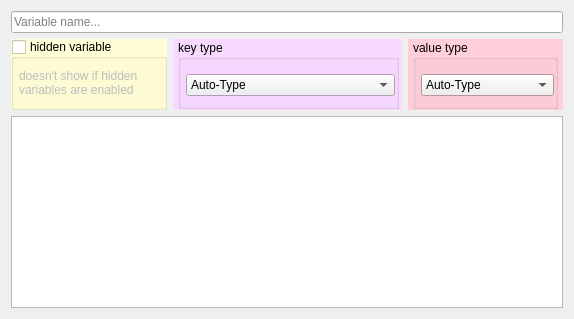
Qt form src/ui/vars_main_area.ui (Mudlet/Mudlet) before a commit.
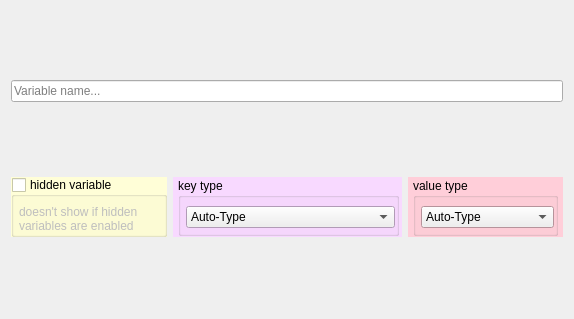
The same form after that commit.

Commit message: Changed to use mpSourceEditor for variable value

What changed in the file:
```diff
--- a/src/ui/vars_main_area.ui
+++ b/src/ui/vars_main_area.ui
@@ -46,7 +46,7 @@
      </property>
     </widget>
    </item>
-   <item row="1" column="0">
+   <item row="3" column="0">
     <widget class="QGroupBox" name="hideVariable">
      <property name="sizePolicy">
       <sizepolicy hsizetype="Expanding" vsizetype="Expanding">
@@ -63,7 +63,7 @@
      <property name="maximumSize">
       <size>
        <width>16777215</width>
-       <height>16777215</height>
+       <height>60</height>
       </size>
      </property>
      <property name="palette">
@@ -179,6 +179,12 @@
           <height>25</height>
          </size>
         </property>
+        <property name="maximumSize">
+         <size>
+          <width>16777215</width>
+          <height>25</height>
+         </size>
+        </property>
         <property name="text">
          <string>doesn't show if hidden variables are enabled</string>
         </property>
@@ -196,7 +202,7 @@
      </layout>
     </widget>
    </item>
-   <item row="1" column="1">
+   <item row="3" column="1">
     <widget class="QWidget" name="widget_12" native="true">
      <property name="sizePolicy">
       <sizepolicy hsizetype="Preferred" vsizetype="Preferred">
@@ -304,6 +310,12 @@
           <height>0</height>
          </size>
         </property>
+        <property name="maximumSize">
+         <size>
+          <width>16777215</width>
+          <height>60</height>
+         </size>
+        </property>
         <property name="toolTip">
          <string>&lt;!DOCTYPE HTML PUBLIC &quot;-//W3C//DTD HTML 4.0//EN&quot; &quot;http://www.w3.org/TR/REC-html40/strict.dtd&quot;&gt;
 &lt;html&gt;&lt;head&gt;&lt;meta name=&quot;qrichtext&quot; content=&quot;1&quot; /&gt;&lt;style type=&quot;text/css&quot;&gt;
@@ -381,7 +393,7 @@
      </layout>
     </widget>
    </item>
-   <item row="1" column="2">
+   <item row="3" column="2">
     <widget class="QWidget" name="widget_11" native="true">
      <property name="sizePolicy">
       <sizepolicy hsizetype="Expanding" vsizetype="Preferred">
@@ -489,6 +501,12 @@
           <height>0</height>
          </size>
         </property>
+        <property name="maximumSize">
+         <size>
+          <width>16777215</width>
+          <height>60</height>
+         </size>
+        </property>
         <property name="toolTip">
          <string>&lt;!DOCTYPE HTML PUBLIC &quot;-//W3C//DTD HTML 4.0//EN&quot; &quot;http://www.w3.org/TR/REC-html40/strict.dtd&quot;&gt;
 &lt;html&gt;&lt;head&gt;&lt;meta name=&quot;qrichtext&quot; content=&quot;1&quot; /&gt;&lt;style type=&quot;text/css&quot;&gt;
@@ -563,16 +581,6 @@
      </layout>
     </widget>
    </item>
-   <item row="2" column="0" colspan="3">
-    <widget class="QTextEdit" name="lineEdit_var_value">
-     <property name="font">
-      <font>
-       <family>Bitstream Vera Sans Mono</family>
-       <pointsize>8</pointsize>
-      </font>
-     </property>
-    </widget>
-   </item>
   </layout>
  </widget>
  <resources/>
```
The commit also changes 1 other file.
